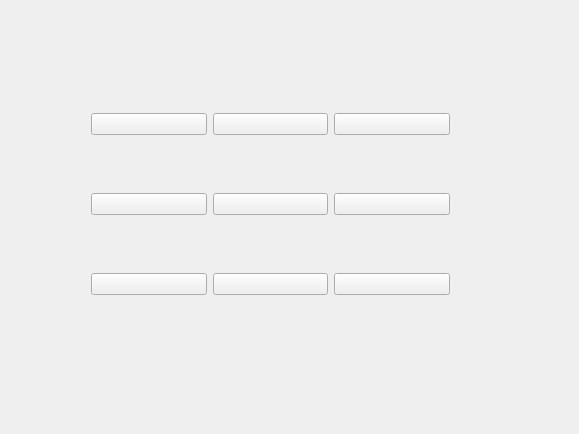
The window that TestOneRewritting/CrossesZeroes/gametable.ui (vlad24/SECOND-SEMESTER) describes before a commit, drawn with Qt 5.
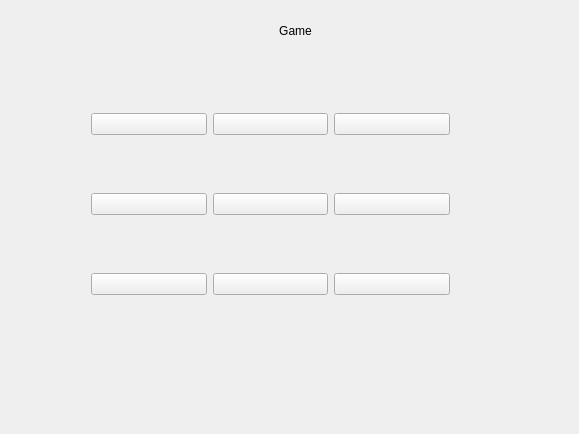
The same window after the commit.

Commit message: crosses zeroes second commit(home corrections)

```diff
--- a/TestOneRewritting/CrossesZeroes/gametable.ui
+++ b/TestOneRewritting/CrossesZeroes/gametable.ui
@@ -88,6 +88,22 @@
     </item>
    </layout>
   </widget>
+  <widget class="QLabel" name="label">
+   <property name="geometry">
+    <rect>
+     <x>170</x>
+     <y>20</y>
+     <width>251</width>
+     <height>21</height>
+    </rect>
+   </property>
+   <property name="text">
+    <string>Game</string>
+   </property>
+   <property name="alignment">
+    <set>Qt::AlignCenter</set>
+   </property>
+  </widget>
  </widget>
  <layoutdefault spacing="6" margin="11"/>
  <resources/>
```
The commit also changes 2 other files.
